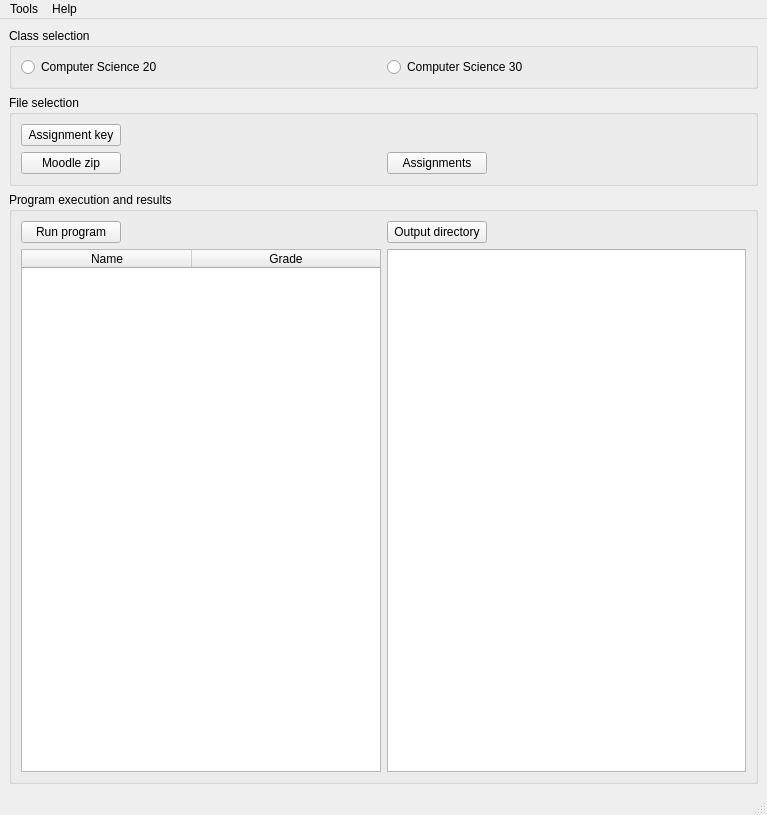
Qt form Application/main_window.ui (DanPalmarin/PyAutoMark) before a commit.
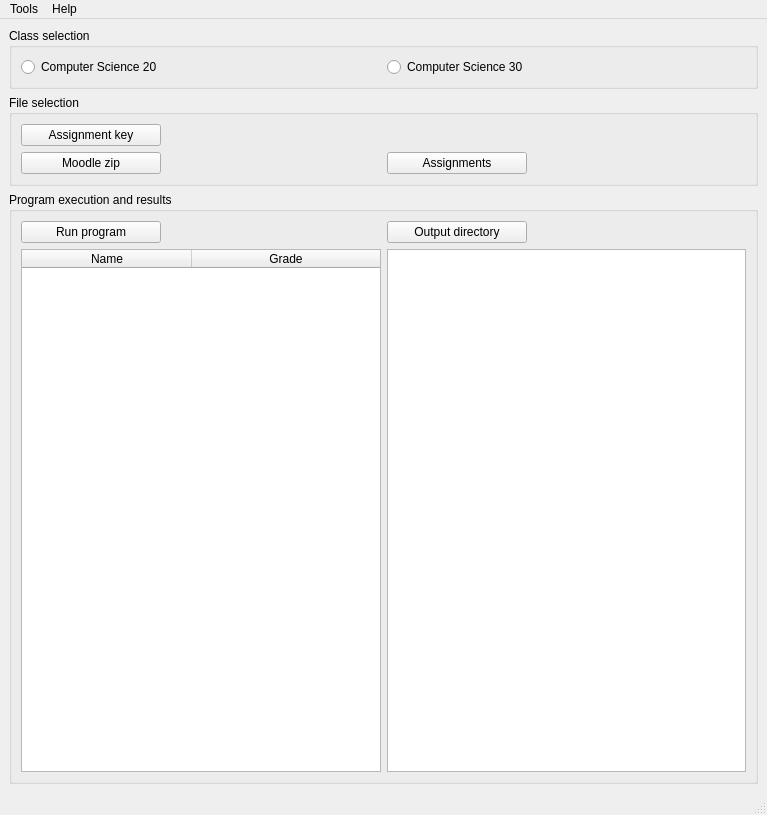
The same form after that commit. Icons and pictures are not drawn.

What changed in the file:
```diff
--- a/Application/main_window.ui
+++ b/Application/main_window.ui
@@ -74,14 +74,14 @@
        <item row="1" column="2">
         <widget class="QPushButton" name="button3">
          <property name="sizePolicy">
-          <sizepolicy hsizetype="Preferred" vsizetype="Fixed">
+          <sizepolicy hsizetype="Fixed" vsizetype="Fixed">
            <horstretch>0</horstretch>
            <verstretch>0</verstretch>
           </sizepolicy>
          </property>
          <property name="maximumSize">
           <size>
-           <width>100</width>
+           <width>140</width>
            <height>16777215</height>
           </size>
          </property>
@@ -128,14 +128,20 @@
        <item row="0" column="0">
         <widget class="QPushButton" name="button1">
          <property name="sizePolicy">
-          <sizepolicy hsizetype="Preferred" vsizetype="Fixed">
+          <sizepolicy hsizetype="Fixed" vsizetype="Fixed">
            <horstretch>0</horstretch>
            <verstretch>0</verstretch>
           </sizepolicy>
          </property>
+         <property name="minimumSize">
+          <size>
+           <width>0</width>
+           <height>0</height>
+          </size>
+         </property>
          <property name="maximumSize">
           <size>
-           <width>100</width>
+           <width>140</width>
            <height>16777215</height>
           </size>
          </property>
@@ -150,14 +156,14 @@
        <item row="1" column="0">
         <widget class="QPushButton" name="button2">
          <property name="sizePolicy">
-          <sizepolicy hsizetype="Preferred" vsizetype="Fixed">
+          <sizepolicy hsizetype="Fixed" vsizetype="Fixed">
            <horstretch>0</horstretch>
            <verstretch>0</verstretch>
           </sizepolicy>
          </property>
          <property name="maximumSize">
           <size>
-           <width>100</width>
+           <width>140</width>
            <height>16777215</height>
           </size>
          </property>
@@ -201,7 +207,7 @@
          </property>
          <property name="maximumSize">
           <size>
-           <width>100</width>
+           <width>140</width>
            <height>16777215</height>
           </size>
          </property>
@@ -215,9 +221,15 @@
        </item>
        <item row="0" column="1">
         <widget class="QPushButton" name="button6">
+         <property name="sizePolicy">
+          <sizepolicy hsizetype="Fixed" vsizetype="Fixed">
+           <horstretch>0</horstretch>
+           <verstretch>0</verstretch>
+          </sizepolicy>
+         </property>
          <property name="maximumSize">
           <size>
-           <width>100</width>
+           <width>140</width>
            <height>16777215</height>
           </size>
          </property>
```
